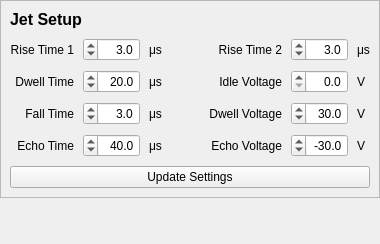
Old version of the form src/ui/jettingwidget.ui in the repository BYUCreateResearchLab/CREATE_LAB_Binder_Jet_Printer.
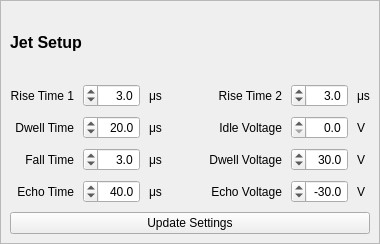
New version of the form.

What changed in the file:
```diff
--- a/src/ui/jettingwidget.ui
+++ b/src/ui/jettingwidget.ui
@@ -31,19 +31,6 @@
    <property name="bottomMargin">
     <number>0</number>
    </property>
-   <item row="1" column="0">
-    <spacer name="verticalSpacer">
-     <property name="orientation">
-      <enum>Qt::Vertical</enum>
-     </property>
-     <property name="sizeHint" stdset="0">
-      <size>
-       <width>20</width>
-       <height>22</height>
-      </size>
-     </property>
-    </spacer>
-   </item>
    <item row="0" column="0">
     <widget class="QFrame" name="jetSettingsFrame">
      <property name="enabled">
```
